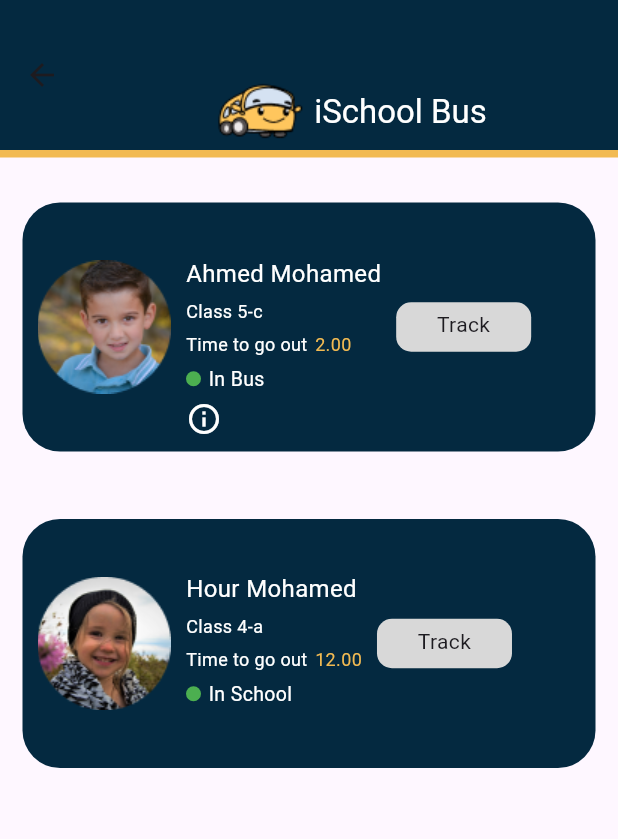
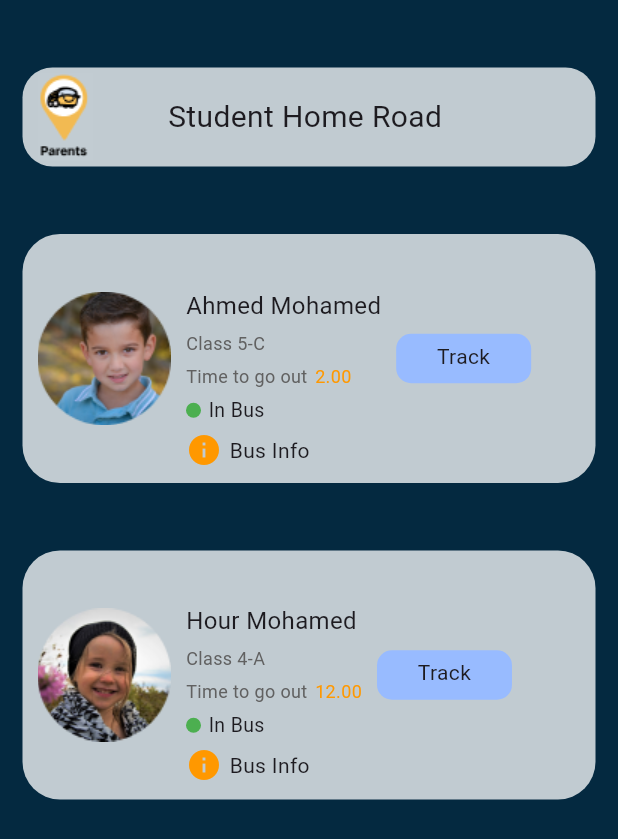
Before and after one commit to mohamedsamir-code/mobile_tracker_two, a Flutter app: the Home screen opened by its route, on a phone screen of 412 x 824 dp. Shown: the top 839 px of the screen. Run offline on Flutter 3.47's test engine with Material 3 defaults, Android fonts, the phone set to English and light mode, and no system bars; our stand-ins replace dots_indicator, firebase_auth, firebase_core; accounts and stored records are empty.

Commit message:
edited in initial commit

```diff
--- a/lib/screens/bus_arrived.dart
+++ b/lib/screens/bus_arrived.dart
@@ -10,7 +10,7 @@ class BusArrived extends StatelessWidget {
   @override
   Widget build(BuildContext context) {
     return Container(
-      color: whiteColor,
+      color: secondryColor,
       child: Stack(
         children: [
           Scaffold(
@@ -30,21 +30,21 @@ class BusArrived extends StatelessWidget {
                   ),
                   Text(
                     'The Bus Has Arrived',
-                    style: TextStyle(fontWeight: FontWeight.w400, fontSize: 32,),
+                    style: TextStyle(fontWeight: FontWeight.w400, fontSize: 32,color: whiteColor),
                   ),
                   SizedBox(
                     height: 15,
                   ),
                   Text(
                     'When the bus arrives infront of your house',
-                    style: TextStyle(fontSize: 15,),
+                    style: TextStyle(fontSize: 15,color: whiteColor),
                   ),
                   SizedBox(
                     height: 15,
                   ),
                   Text(
                     'you will be notified of its arrival',
-                    style: TextStyle(fontSize: 15,),
+                    style: TextStyle(fontSize: 15,color: whiteColor),
                   ),
                   SizedBox(
                     height: 20,
--- a/lib/screens/home.dart
+++ b/lib/screens/home.dart
@@ -8,39 +8,24 @@ class Home extends StatelessWidget {
 
   @override
   Widget build(BuildContext context) {
-    return Scaffold(
-      appBar: AppBar(
-        toolbarHeight: 100,
-        backgroundColor: secondryColor,
-        centerTitle: true,
-        title: Padding(
-          padding: EdgeInsets.only(
-            top: 50,
-          ),
-          child: Row(
-            mainAxisAlignment: MainAxisAlignment.center,
-            children: [
-              Image.asset('assets/bus_logo.PNG'),
-              SizedBox(
-                width: 5,
-              ),
-              Text(
-                'iSchool Bus',
-                style: TextStyle(
-                  color: whiteColor,
-                ),
-              ),
-            ],
-          ),
-        ),
-      ),
+    return Container(color: secondryColor,child: Stack(children: [Scaffold(
+      backgroundColor: Colors.transparent,
       body: Column(
         children: [
-          Container(
-            color: primaryColor,
-            width: double.infinity,
-            height: 5,
-          ),
+          SizedBox(height: 30,),
+          Padding(child: Container(
+            width: 396,
+            height: 66,
+            decoration: BoxDecoration(color: Color(0xffc1cbd1),borderRadius: BorderRadius.all(Radius.circular(20))),
+            child: Row(
+              children: [
+                SizedBox(width: 10,),
+                Image.asset('assets/parent_logo.png'),
+                SizedBox(width: 50,),
+                Text('Student Home Road',style: TextStyle(fontSize: 20),),
+              ],
+            ),
+          ),padding: EdgeInsets.all(15,)),
           SizedBox(
             height: 15,
           ),
@@ -52,7 +37,7 @@ class Home extends StatelessWidget {
               height: 166,
               width: 396,
               decoration: BoxDecoration(
-                color: secondryColor,
+                color: Color(0xffc1cbd1),
                 borderRadius: BorderRadius.all(
                   Radius.circular(
                     25,
@@ -67,15 +52,15 @@ class Home extends StatelessWidget {
                     crossAxisAlignment: CrossAxisAlignment.start,
                     mainAxisAlignment: MainAxisAlignment.end,
                     children: [
-                      Text('Ahmed Mohamed',style: TextStyle(color: whiteColor,fontWeight: FontWeight.w400,fontSize: 16),),
+                      Text('Ahmed Mohamed',style: TextStyle(fontWeight: FontWeight.w400,fontSize: 16),),
                       SizedBox(height: 5,),
-                      Text('Class 5-c',style: TextStyle(color: whiteColor,fontWeight: FontWeight.w400,fontSize: 12),),
+                      Text('Class 5-C',style: TextStyle(color: Colors.grey[700],fontWeight: FontWeight.w400,fontSize: 12),),
                       SizedBox(height: 5,),
                       Row(
                         children: [
-                          Text('Time to go out',style: TextStyle(color: whiteColor,fontWeight: FontWeight.w400,fontSize: 12),),
+                          Text('Time to go out',style: TextStyle(color: Colors.grey[700],fontWeight: FontWeight.w400,fontSize: 12),),
                           SizedBox(width: 5,),
-                          Text('2.00',style: TextStyle(color: primaryColor,fontWeight: FontWeight.w400,fontSize: 12),),
+                          Text('2.00',style: TextStyle(color: Colors.orange,fontWeight: FontWeight.w400,fontSize: 12),),
                         ],
                       ),
                       SizedBox(height: 5,),
@@ -83,15 +68,21 @@ class Home extends StatelessWidget {
                         children: [
                           CircleAvatar(backgroundColor: Colors.green,radius: 5),
                           SizedBox(width: 5,),
-                          Text('In Bus',style: TextStyle(color: whiteColor,fontWeight: FontWeight.w400,fontSize: 13),),
+                          Text('In Bus',style: TextStyle(fontWeight: FontWeight.w400,fontSize: 13),),
                         ],
                       ),
                       SizedBox(height: 5,),
-                      Icon(Icons.info_outline,color: whiteColor,)
+                      Row(
+                        children: [
+                          Icon(Icons.info,color: Colors.orange,),
+                          SizedBox(width: 5,),
+                          Text('Bus Info')
+                        ],
+                      )
                     ],
                   ),
                   SizedBox(width: 10,),
-                  Container(width: 90,height: 33,decoration: BoxDecoration(borderRadius: BorderRadius.all(Radius.circular(10),),color: Color(0xffd8d8d8),),child: Padding(padding: EdgeInsets.only(top: 5),child: Text('Track',textAlign: TextAlign.center)),)
+                  Container(width: 90,height: 33,decoration: BoxDecoration(borderRadius: BorderRadius.all(Radius.circular(10),),color: Color(0xff98bbff),),child: Padding(padding: EdgeInsets.only(top: 5),child: Text('Track',textAlign: TextAlign.center)),)
                 ],
               ),),
             ),
@@ -107,7 +98,7 @@ class Home extends StatelessWidget {
               height: 166,
               width: 396,
               decoration: BoxDecoration(
-                color: secondryColor,
+                color: Color(0xffc1cbd1),
                 borderRadius: BorderRadius.all(
                   Radius.circular(
                     25,
@@ -123,15 +114,15 @@ class Home extends StatelessWidget {
                     //mainAxisAlignment: MainAxisAlignment.end,
                     children: [
                       SizedBox(height: 25,),
-                      Text('Hour Mohamed',style: TextStyle(color: whiteColor,fontWeight: FontWeight.w400,fontSize: 16),),
+                      Text('Hour Mohamed',style: TextStyle(fontWeight: FontWeight.w400,fontSize: 16),),
                       SizedBox(height: 5,),
-                      Text('Class 4-a',style: TextStyle(color: whiteColor,fontWeight: FontWeight.w400,fontSize: 12),),
+                      Text('Class 4-A',style: TextStyle(color: Colors.grey[700],fontWeight: FontWeight.w400,fontSize: 12),),
                       SizedBox(height: 5,),
                       Row(
                         children: [
-                          Text('Time to go out',style: TextStyle(color: whiteColor,fontWeight: FontWeight.w400,fontSize: 12),),
+                          Text('Time to go out',style: TextStyle(color: Colors.grey[700],fontWeight: FontWeight.w400,fontSize: 12),),
                           SizedBox(width: 5,),
-                          Text('12.00',style: TextStyle(color: primaryColor,fontWeight: FontWeight.w400,fontSize: 12),),
+                          Text('12.00',style: TextStyle(color: Colors.orange,fontWeight: FontWeight.w400,fontSize: 12),),
                         ],
                       ),
                       SizedBox(height: 5,),
@@ -139,19 +130,26 @@ class Home extends StatelessWidget {
                         children: [
                           CircleAvatar(backgroundColor: Colors.green,radius: 5),
                           SizedBox(width: 5,),
-                          Text('In School',style: TextStyle(color: whiteColor,fontWeight: FontWeight.w400,fontSize: 13),),
+                          Text('In Bus',style: TextStyle(fontWeight: FontWeight.w400,fontSize: 13),),
                         ],
                       ),
+                      SizedBox(height: 5,),
+                      Row(
+                        children: [
+                          Icon(Icons.info,color: Colors.orange,),
+                          SizedBox(width: 5,),
+                          Text('Bus Info')
+                        ],
+                      )
                     ],
                   ),
                   SizedBox(width: 10,),
-                  Container(width: 90,height: 33,decoration: BoxDecoration(borderRadius: BorderRadius.all(Radius.circular(10),),color: Color(0xffd8d8d8),),child: Padding(padding: EdgeInsets.only(top: 5),child: Text('Track',textAlign: TextAlign.center)),)
+                  Container(width: 90,height: 33,decoration: BoxDecoration(borderRadius: BorderRadius.all(Radius.circular(10),),color: Color(0xff98bbff),),child: Padding(padding: EdgeInsets.only(top: 5),child: Text('Track',textAlign: TextAlign.center)),)
                 ],
               ),),
-            ),
-          ),
+            ),),
         ],
       ),
-    );
+    )],),);
   }
 }
--- a/lib/screens/login.dart
+++ b/lib/screens/login.dart
@@ -44,7 +44,7 @@ class _LoginState extends State<Login> {
     var emailController = TextEditingController();
     var formValidate = GlobalKey<FormState>();
     return Container(
-      color: whiteColor,
+      color: secondryColor,
       child: Stack(
         children: [
           Scaffold(
@@ -63,14 +63,6 @@ class _LoginState extends State<Login> {
                       SizedBox(
                         height: 20,
                       ),
-                      Padding(padding: EdgeInsets.only(right: 200,),child: Text('Welcome To',style: TextStyle(color: primaryColor,fontWeight: FontWeight.bold,fontSize: 20.0),),),
-                      // SizedBox(height: 1.0,),
-                      // Padding(padding: EdgeInsets.only(right: 285,),child: Text('ISB',style: TextStyle(color: primaryColor,fontWeight: FontWeight.bold,fontSize: 20.0),),),
-                      SizedBox(height: 2.0,),
-                      Padding(padding: EdgeInsets.only(right: 200,),child: Text('iSchool Bus',style: TextStyle(color: primaryColor,fontWeight: FontWeight.bold,fontSize: 20.0),),),
-                      // SizedBox(height: 1.0,),
-                      // Padding(padding: EdgeInsets.only(right: 285,),child: Text('ISB',style: TextStyle(color: primaryColor,fontWeight: FontWeight.bold,fontSize: 20.0),),),
-                      SizedBox(height: 2.0,),
                       Padding(padding: EdgeInsets.only(right: 200,),child: Text('Welcome To',style: TextStyle(color: primaryColor,fontWeight: FontWeight.bold,fontSize: 20.0),),),
                       // SizedBox(height: 1.0,),
                       // Padding(padding: EdgeInsets.only(right: 285,),child: Text('ISB',style: TextStyle(color: primaryColor,fontWeight: FontWeight.bold,fontSize: 20.0),),),
--- a/lib/screens/register.dart
+++ b/lib/screens/register.dart
@@ -28,7 +28,7 @@ class _RegisterState extends State<Register> {
     var userNameController = TextEditingController();
     var formValidate = GlobalKey<FormState>();
     return Container(
-      color: whiteColor,
+      color: secondryColor,
       child: Stack(
         children: [
           Scaffold(
--- a/lib/screens/splash.dart
+++ b/lib/screens/splash.dart
@@ -23,7 +23,7 @@ class _SplashState extends State<Splash> {
   }
   Widget build(BuildContext context) {
     return Container(
-      color: whiteColor,
+      color: secondryColor,
       child: Stack(
         children: [
           Scaffold(
--- a/lib/screens/take_care_of_child.dart
+++ b/lib/screens/take_care_of_child.dart
@@ -10,7 +10,7 @@ class TakeCareOfChild extends StatelessWidget {
   @override
   Widget build(BuildContext context) {
     return Container(
-      color: whiteColor,
+      color: secondryColor,
       child: Stack(
         children: [
           Scaffold(
@@ -30,28 +30,28 @@ class TakeCareOfChild extends StatelessWidget {
                   ),
                   Text(
                     'Take Care Of Your Child',
-                    style: TextStyle(fontWeight: FontWeight.w400, fontSize: 32,),
+                    style: TextStyle(fontWeight: FontWeight.w400, fontSize: 32,color: whiteColor),
                   ),
                   SizedBox(
                     height: 15,
                   ),
                   Text(
                     'When your child boards the bus your child\'s',
-                    style: TextStyle(fontSize: 15,),
+                    style: TextStyle(fontSize: 15,color: Colors.white),
                   ),
                   SizedBox(
                     height: 15,
                   ),
                   Text(
                     'attendance will be registered and you can monitor',
-                    style: TextStyle(fontSize: 15,),
+                    style: TextStyle(fontSize: 15,color: whiteColor),
                   ),
                   SizedBox(
                     height: 15,
                   ),
                   Text(
                     'them safely until he reaches at school',
-                    style: TextStyle(fontSize: 15,),
+                    style: TextStyle(fontSize: 15,color: whiteColor),
                   ),
                   SizedBox(
                     height: 20,
--- a/lib/shared/components.dart
+++ b/lib/shared/components.dart
@@ -2,11 +2,11 @@ import 'dart:developer';
 
 import 'package:flutter/material.dart';
 
-Widget defaultContainer({
-  double width = 396,
-  double height = 166,
-}) =>
-    Container();
+// Widget defaultContainer({
+//   double width = 396,
+//   double height = 166,
+// }) =>
+//     Container();
 
 Widget defaultButton({
   double width = double.infinity,
```
Also changed, not shown: assets/parent_logo.png (added).
